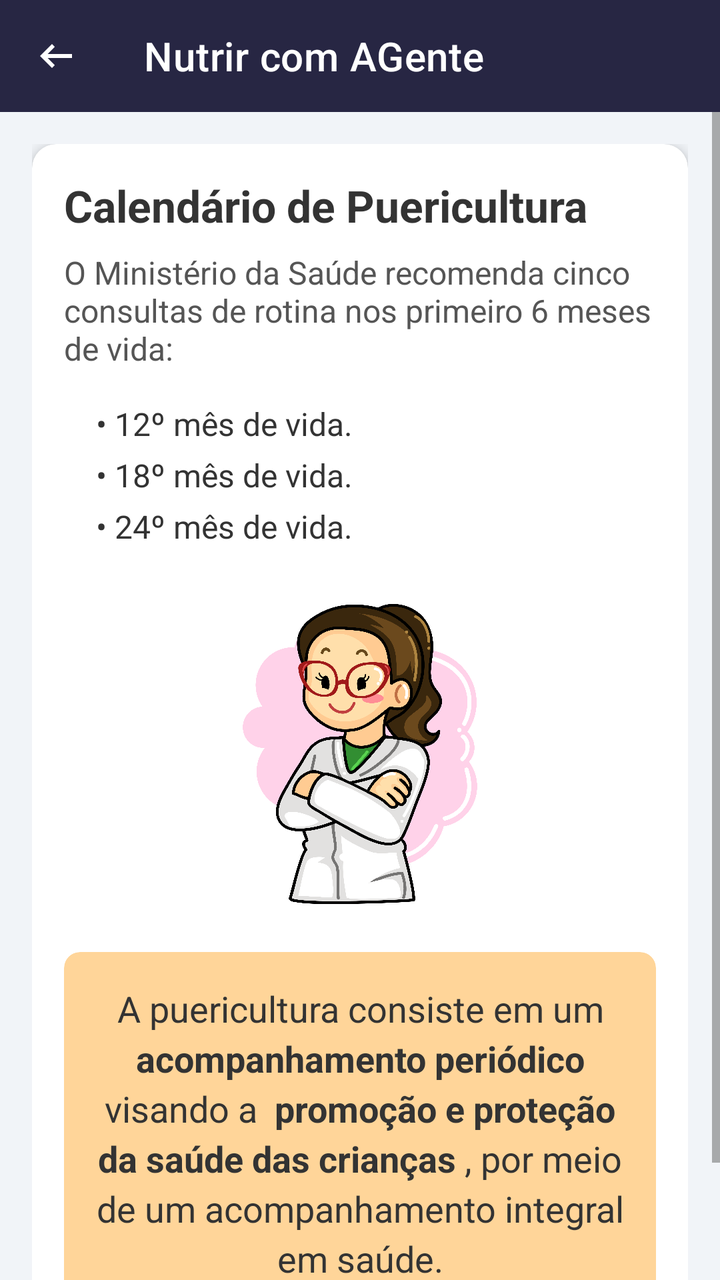
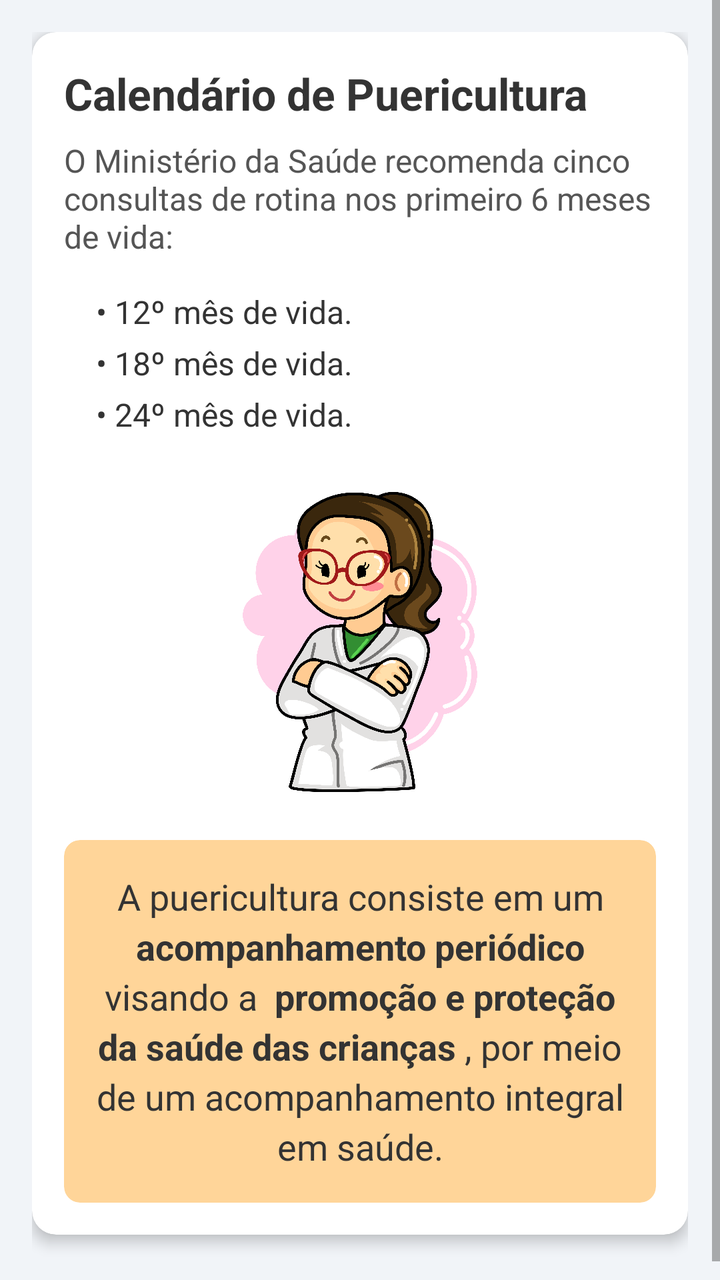

Two renders of the same Android screen: before a commit and after it. Below are the layout's source before the change and the commit's diff.
<!-- AndroidManifest.xml: application theme Theme.NutrirAGente -->
<!-- res/layout/calendario2.xml -->
<?xml version="1.0" encoding="utf-8"?>
<androidx.constraintlayout.widget.ConstraintLayout xmlns:android="http://schemas.android.com/apk/res/android"
    xmlns:app="http://schemas.android.com/apk/res-auto"
    xmlns:tools="http://schemas.android.com/tools"
    android:layout_width="match_parent"
    android:layout_height="match_parent"
    android:background="@color/gray">

    <com.google.android.material.appbar.MaterialToolbar
        android:id="@+id/toolbar"
        android:layout_width="0dp"
        android:layout_height="?attr/actionBarSize"
        android:background="@color/blue_toolbar"
        app:layout_constraintEnd_toEndOf="parent"
        app:layout_constraintStart_toStartOf="parent"
        app:layout_constraintTop_toTopOf="parent"
        app:navigationIcon="@drawable/ic_arrow_back"
        app:title="Nutrir com AGente"
        app:titleTextColor="@android:color/white" />

    <ScrollView
        android:layout_width="0dp"
        android:layout_height="0dp"
        app:layout_constraintTop_toBottomOf="@id/toolbar"
        app:layout_constraintBottom_toBottomOf="parent"
        app:layout_constraintStart_toStartOf="parent"
        app:layout_constraintEnd_toEndOf="parent">

        <LinearLayout
            android:layout_width="wrap_content"
            android:layout_height="wrap_content"
            android:orientation="vertical"
            android:padding="16dp">

            <androidx.cardview.widget.CardView
                android:layout_width="match_parent"
                android:layout_height="wrap_content"
                app:cardCornerRadius="12dp"
                app:cardElevation="4dp"
                android:layout_marginBottom="16dp">

                <LinearLayout
                    android:layout_width="match_parent"
                    android:layout_height="wrap_content"
                    android:orientation="vertical"
                    android:padding="16dp">

                    <TextView
                        android:id="@+id/tv_title"
                        android:layout_width="wrap_content"
                        android:layout_height="wrap_content"
                        android:text="Calendário de Puericultura"
                        android:textColor="#333333"
                        android:textSize="22sp"
                        android:textStyle="bold" />

                    <TextView
                        android:id="@+id/tv_subtitle"
                        android:layout_width="wrap_content"
                        android:layout_height="wrap_content"
                        android:layout_marginTop="8dp"
                        android:text="O Ministério da Saúde recomenda cinco consultas de rotina nos primeiro 6 meses de vida:"
                        android:textColor="#555555"
                        android:textSize="16sp" />

                    <LinearLayout
                        android:layout_width="match_parent"
                        android:layout_height="wrap_content"
                        android:orientation="vertical"
                        android:layout_marginTop="16dp"
                        android:layout_marginStart="16dp">



                        <TextView
                            style="@style/ListItemTextStyle"
                            android:text="• 12º mês de vida." />

                        <TextView
                            style="@style/ListItemTextStyle"
                            android:text="• 18º mês de vida." />

                        <TextView
                            style="@style/ListItemTextStyle"
                            android:text="• 24º mês de vida." />

                    </LinearLayout>

                    <ImageView
                        android:id="@+id/iv_doctor"
                        android:layout_width="150dp"
                        android:layout_height="150dp"
                        android:layout_gravity="center_horizontal"
                        android:layout_marginTop="24dp"
                        android:contentDescription="@string/profissional_da_saude"
                        android:src="@drawable/enfermeira_1"
                        app:srcCompat="@drawable/enfermeira_1" />

                    <androidx.cardview.widget.CardView
                        android:layout_width="match_parent"
                        android:layout_height="wrap_content"
                        android:layout_marginTop="24dp"
                        app:cardBackgroundColor="@color/warn_orange"
                        app:cardCornerRadius="8dp"
                        app:cardElevation="0dp">

                        <TextView
                            android:layout_width="match_parent"
                            android:layout_height="wrap_content"
                            android:padding="16dp"
                            android:text="@string/puericultura_1"
                            android:textColor="@color/color_text_black"
                            android:gravity="center"
                            android:textSize="18sp"
                            android:lineSpacingExtra="4dp"/>

                    </androidx.cardview.widget.CardView>

                </LinearLayout>

            </androidx.cardview.widget.CardView>

        </LinearLayout>
    </ScrollView>


</androidx.constraintlayout.widget.ConstraintLayout>
<!-- resources referenced by this layout -->
<resources>
  <color name="blue_toolbar">#272643</color>
  <color name="color_text_black">#333333</color>
  <color name="gray">#F1F4F8</color>
  <color name="warn_orange">#FFFFD599</color>
  <!-- drawable enfermeira_1: png bitmap (drawable, 366324 bytes) -->
  <!-- drawable ic_arrow_back (drawable) -->
  <vector xmlns:android="http://schemas.android.com/apk/res/android" android:autoMirrored="true" android:height="24dp" android:tint="@color/white" android:viewportHeight="960" android:viewportWidth="960" android:width="24dp">
        
      <path android:fillColor="@android:color/white" android:pathData="M400,720L160,480L400,240L456,298L314,440L800,440L800,520L314,520L456,662L400,720Z"/>
      
  </vector>
  <string name="profissional_da_saude">Ilustração de uma profissional de saúde</string>
  <string name="puericultura_1">A puericultura consiste em um <b> acompanhamento periódico </b> visando a <b> promoção e proteção da saúde das crianças </b>, por meio de um acompanhamento integral em saúde.</string>
  <style name="ListItemTextStyle">
          <item name="android:layout_width">wrap_content</item>
          <item name="android:layout_height">wrap_content</item>
          <item name="android:textColor">#333333</item>
          <item name="android:statusBarColor"> @color/blue_toolbar</item>
          <item name="android:navigationBarColor"> @color/blue_toolbar </item>
          <item name="android:textSize">16sp</item>
          <item name="android:layout_marginBottom">4dp</item>
      </style>
  <style name="Theme.NutrirAGente" parent="Theme.MaterialComponents.Light.NoActionBar">
          
          <item name="colorPrimary">@color/purple_500</item>
          <item name="colorPrimaryVariant">@color/blue_toolbar</item>
          <item name="colorOnPrimary">@color/white</item>
          <item name="colorOnPrimaryFixedVariant">@color/blue_toolbar</item>
          
          <item name="colorSecondary">@color/teal_200</item>
          <item name="colorSecondaryVariant">@color/teal_700</item>
          <item name="colorOnSecondary">@color/black</item>
          
          <item name="android:statusBarColor">@color/blue_toolbar</item>
          
      </style>
  <color name="white">#FFFFFFFF</color>
  <color name="purple_500">#FF6200EE</color>
  <color name="teal_200">#FF03DAC5</color>
  <color name="teal_700">#FF018786</color>
  <color name="black">#FF000000</color>
</resources>

<!-- the commit's change to res/layout/calendario2.xml (unified diff, before → after) -->
@@ -6,25 +6,11 @@
     android:layout_height="match_parent"
     android:background="@color/gray">
 
-    <com.google.android.material.appbar.MaterialToolbar
-        android:id="@+id/toolbar"
-        android:layout_width="0dp"
-        android:layout_height="?attr/actionBarSize"
-        android:background="@color/blue_toolbar"
-        app:layout_constraintEnd_toEndOf="parent"
-        app:layout_constraintStart_toStartOf="parent"
-        app:layout_constraintTop_toTopOf="parent"
-        app:navigationIcon="@drawable/ic_arrow_back"
-        app:title="Nutrir com AGente"
-        app:titleTextColor="@android:color/white" />
+
 
     <ScrollView
-        android:layout_width="0dp"
-        android:layout_height="0dp"
-        app:layout_constraintTop_toBottomOf="@id/toolbar"
-        app:layout_constraintBottom_toBottomOf="parent"
-        app:layout_constraintStart_toStartOf="parent"
-        app:layout_constraintEnd_toEndOf="parent">
+        android:layout_width="wrap_content"
+        android:layout_height="match_parent">
 
         <LinearLayout
             android:layout_width="wrap_content"
<!-- resource entries referenced after the edit -->
@@ -5,12 +5,6 @@
   <color name="gray">#F1F4F8</color>
   <color name="warn_orange">#FFFFD599</color>
   <!-- drawable enfermeira_1: png bitmap (drawable, 366324 bytes) -->
-  <!-- drawable ic_arrow_back (drawable) -->
-  <vector xmlns:android="http://schemas.android.com/apk/res/android" android:autoMirrored="true" android:height="24dp" android:tint="@color/white" android:viewportHeight="960" android:viewportWidth="960" android:width="24dp">
-        
-      <path android:fillColor="@android:color/white" android:pathData="M400,720L160,480L400,240L456,298L314,440L800,440L800,520L314,520L456,662L400,720Z"/>
-      
-  </vector>
   <string name="profissional_da_saude">Ilustração de uma profissional de saúde</string>
   <string name="puericultura_1">A puericultura consiste em um <b> acompanhamento periódico </b> visando a <b> promoção e proteção da saúde das crianças </b>, por meio de um acompanhamento integral em saúde.</string>
   <style name="ListItemTextStyle">
